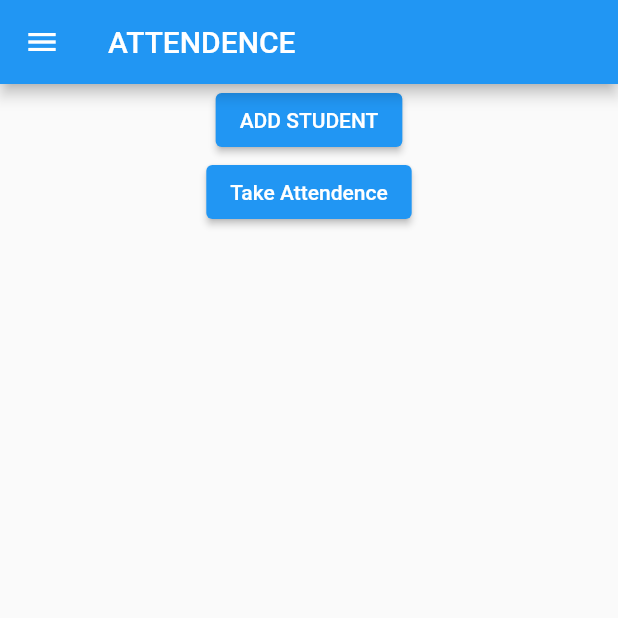
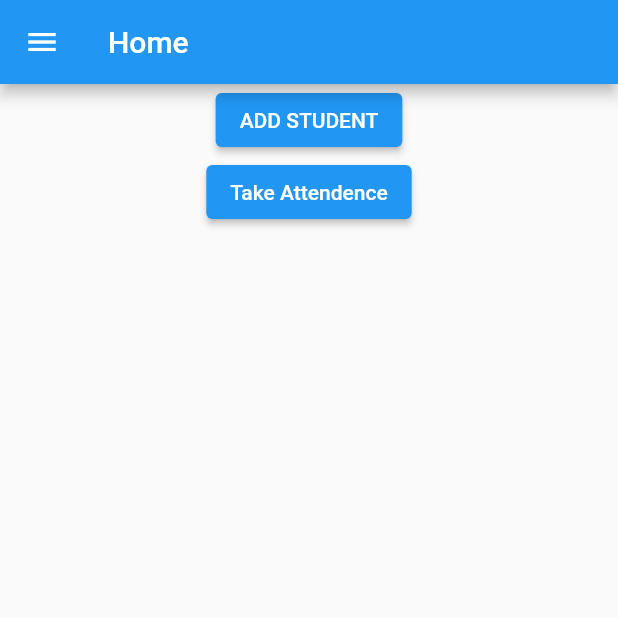
Before and after one commit to navneetprajapati26/Attendence-mini-project-, a Flutter app: the screen it shows after launch, on a phone screen of 412 x 824 dp, the top half of it. Run offline on Flutter 3.47's test engine with Material 2 defaults, Android fonts, the phone set to English and light mode, and no system bars; our stand-ins replace cloud_firestore, firebase_auth, firebase_core, fluttertoast, pdf, printing; accounts and stored records are empty.

Commit message:
getX add

```diff
--- a/lib/screens/home/home.dart
+++ b/lib/screens/home/home.dart
@@ -14,7 +14,7 @@ class _HomeState extends State<Home> {
   Widget build(BuildContext context) {
     return Scaffold(
 
-      appBar: AppBar(title: Text('ATTENDENCE')),
+      appBar: AppBar(title: Text('Home')),
       body: Center(
         child: Column(
           children: [
--- a/pubspec.yaml
+++ b/pubspec.yaml
@@ -42,6 +42,7 @@ dependencies:
   printing: ^5.9.3
   fluttertoast: ^8.1.1
   firebase_auth: ^4.1.2
+  get: ^4.6.5
 
 
 dev_dependencies:
```
Also changed, not shown: pubspec.lock.
